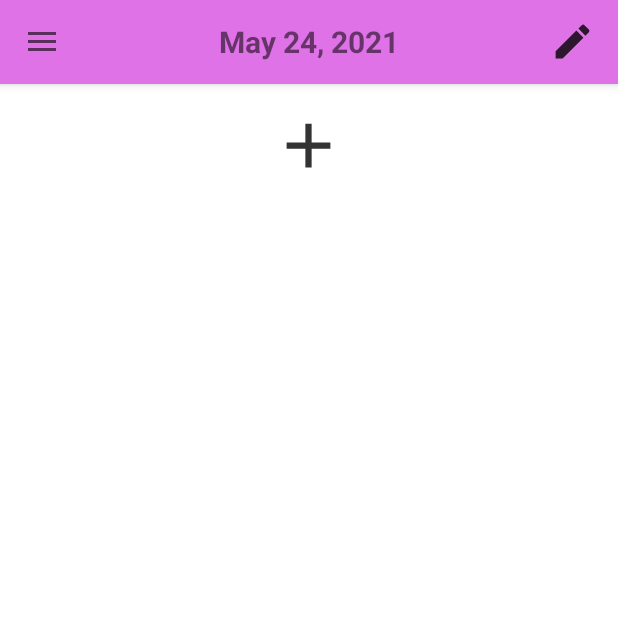
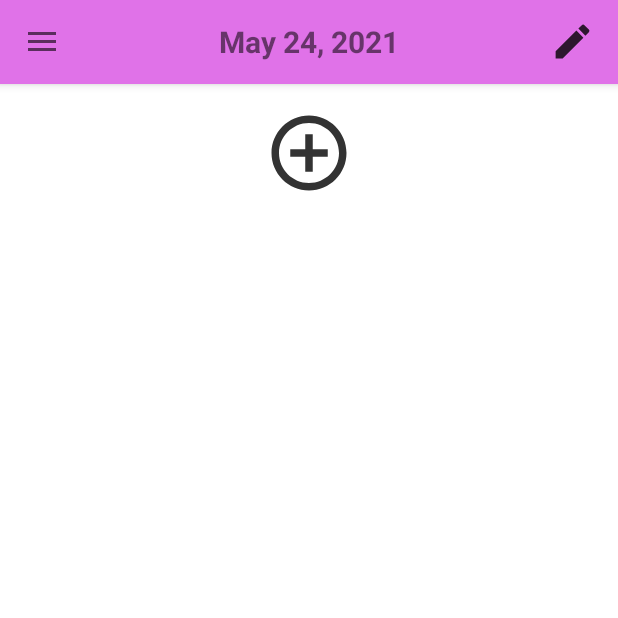
Before and after one commit to alexpergar/lifitdown, an Android app: the screen it shows after launch (MainActivity), on a phone screen of 412 x 824 dp, the top half of it. Run offline under Robolectric (Android 15) with nearby library versions, the phone set to English and light mode, and no system bars; our stand-ins replace Room's generated code.

Commit message:
"load more" button implemented in previous exercises fragment

```diff
--- /dev/null
+++ b/app/src/main/res/drawable-anydpi/ic_add_circle.xml
@@ -0,0 +1,11 @@
+<vector xmlns:android="http://schemas.android.com/apk/res/android"
+    android:width="24dp"
+    android:height="24dp"
+    android:viewportWidth="24"
+    android:viewportHeight="24"
+    android:tint="#000000"
+    android:alpha="0.8">
+  <path
+      android:fillColor="@android:color/white"
+      android:pathData="M13,7h-2v4L7,11v2h4v4h2v-4h4v-2h-4L13,7zM12,2C6.48,2 2,6.48 2,12s4.48,10 10,10 10,-4.48 10,-10S17.52,2 12,2zM12,20c-4.41,0 -8,-3.59 -8,-8s3.59,-8 8,-8 8,3.59 8,8 -3.59,8 -8,8z"/>
+</vector>
--- a/app/src/main/res/layout/fragment_main.xml
+++ b/app/src/main/res/layout/fragment_main.xml
@@ -34,13 +34,13 @@
 
             <ImageView
                 android:id="@+id/btnAddExercise"
-                android:layout_width="50dp"
-                android:layout_height="50dp"
+                android:layout_width="60dp"
+                android:layout_height="60dp"
                 android:layout_below="@id/exercisesRecView"
                 android:layout_centerHorizontal="true"
                 android:layout_marginTop="16dp"
                 android:layout_marginBottom="16dp"
-                android:src="@drawable/ic_add" />
+                android:src="@drawable/ic_add_circle"/>
 
         </RelativeLayout>
 
```
Also changed, not shown: app/src/main/java/com/aleperaltagar/simpleworkoutnotebook/ExerciseFragment.java (+20 -1 lines), app/src/main/java/com/aleperaltagar/simpleworkoutnotebook/ExerciseShowAdapter.java (+28 -2 lines), app/src/main/res/layout/fragment_exercise.xml (+12 -1 lines), app/src/main/res/drawable-hdpi/ic_add_circle.png (added), app/src/main/res/drawable-mdpi/ic_add_circle.png (added), app/src/main/res/drawable-xhdpi/ic_add_circle.png (added), app/src/main/res/drawable-xxhdpi/ic_add_circle.png (added).
